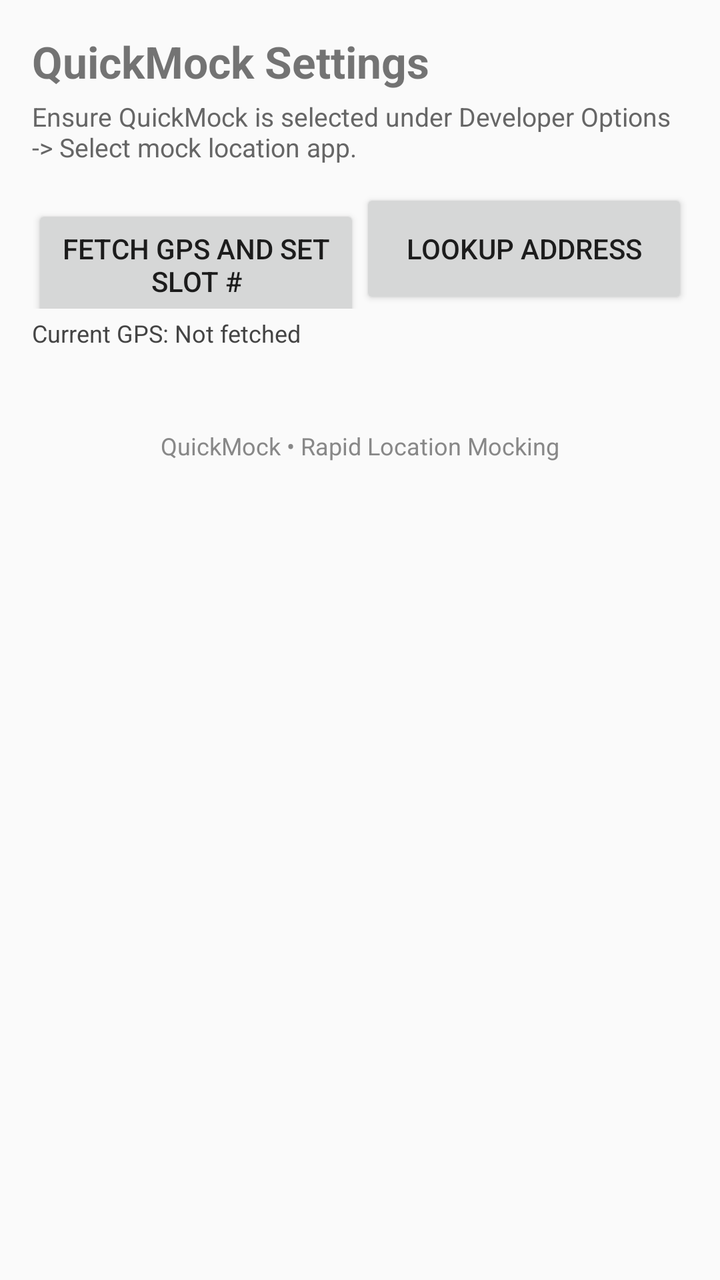
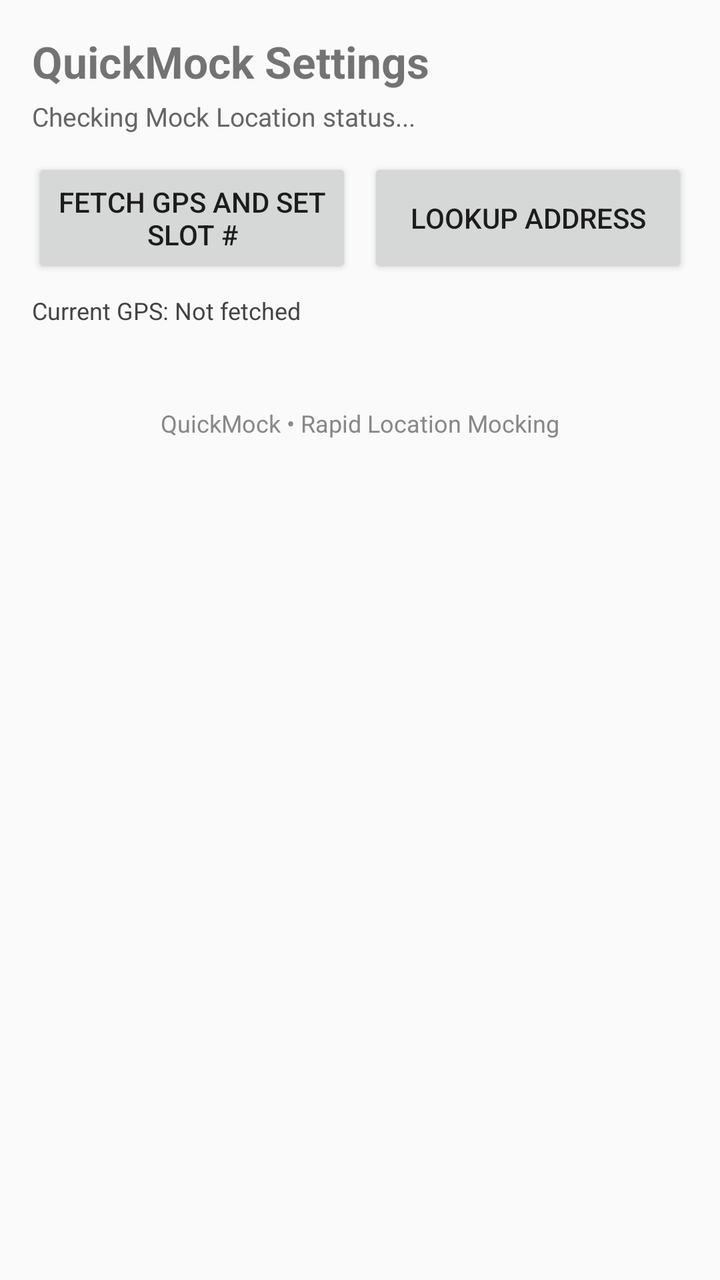

The first picture is an Android layout as it rendered before a commit; the second is the same layout after the commit. The layout source and the unified diff follow.
<!-- AndroidManifest.xml: application theme Theme.AppCompat.DayNight -->
<!-- res/layout/activity_main.xml -->
<?xml version="1.0" encoding="utf-8"?>
<ScrollView xmlns:android="http://schemas.android.com/apk/res/android"
    android:layout_width="match_parent"
    android:layout_height="match_parent"
    android:fillViewport="true">

    <LinearLayout
        android:layout_width="match_parent"
        android:layout_height="wrap_content"
        android:orientation="vertical"
        android:padding="16dp">

        <TextView
            android:layout_width="match_parent"
            android:layout_height="wrap_content"
            android:text="QuickMock Settings"
            android:textSize="22sp"
            android:textStyle="bold" />

        <TextView
            android:layout_width="match_parent"
            android:layout_height="wrap_content"
            android:layout_marginTop="4dp"
            android:layout_marginBottom="12dp"
            android:text="Ensure QuickMock is selected under Developer Options -> Select mock location app."
            android:textColor="#666666"
            android:textSize="13sp" />

        <LinearLayout
            android:layout_width="match_parent"
            android:layout_height="wrap_content"
            android:orientation="horizontal">

            <Button
                android:id="@+id/btn_get_current_loc_global"
                style="?android:attr/buttonStyleSmall"
                android:layout_width="0dp"
                android:layout_height="60dp"
                android:layout_weight="1"
                android:text="Fetch GPS and set slot #" />

            <Button
                android:id="@+id/btn_lookup_address"
                style="?android:attr/buttonStyleSmall"
                android:layout_width="0dp"
                android:layout_height="60dp"
                android:layout_weight="1"
                android:text="Lookup Address" />
        </LinearLayout>

        <TextView
            android:id="@+id/tv_current_coords"
            android:layout_width="match_parent"
            android:layout_height="wrap_content"
            android:layout_marginTop="4dp"
            android:layout_marginBottom="16dp"
            android:text="Current GPS: Not fetched"
            android:textColor="#444444"
            android:textSize="12sp" />

        <LinearLayout
            android:id="@+id/container_slots"
            android:layout_width="match_parent"
            android:layout_height="wrap_content"
            android:orientation="vertical" />

        <TextView
            android:layout_width="match_parent"
            android:layout_height="wrap_content"
            android:layout_marginTop="24dp"
            android:layout_marginBottom="16dp"
            android:gravity="center"
            android:text="QuickMock • Rapid Location Mocking"
            android:textColor="#888888"
            android:textSize="12sp" />

    </LinearLayout>
</ScrollView>
<!-- resources referenced by this layout -->
<resources>

</resources>

<!-- the commit's change to res/layout/activity_main.xml (unified diff, before → after) -->
@@ -18,24 +18,27 @@
             android:textStyle="bold" />
 
         <TextView
+            android:id="@+id/tv_mock_status"
             android:layout_width="match_parent"
             android:layout_height="wrap_content"
             android:layout_marginTop="4dp"
             android:layout_marginBottom="12dp"
-            android:text="Ensure QuickMock is selected under Developer Options -> Select mock location app."
+            android:text="Checking Mock Location status..."
             android:textColor="#666666"
             android:textSize="13sp" />
 
         <LinearLayout
             android:layout_width="match_parent"
-            android:layout_height="wrap_content"
+            android:layout_height="60dp"
+            android:gravity="center_vertical"
             android:orientation="horizontal">
 
             <Button
                 android:id="@+id/btn_get_current_loc_global"
                 style="?android:attr/buttonStyleSmall"
                 android:layout_width="0dp"
-                android:layout_height="60dp"
+                android:layout_height="match_parent"
+                android:layout_marginEnd="4dp"
                 android:layout_weight="1"
                 android:text="Fetch GPS and set slot #" />
 
@@ -43,7 +46,8 @@
                 android:id="@+id/btn_lookup_address"
                 style="?android:attr/buttonStyleSmall"
                 android:layout_width="0dp"
-                android:layout_height="60dp"
+                android:layout_height="match_parent"
+                android:layout_marginStart="4dp"
                 android:layout_weight="1"
                 android:text="Lookup Address" />
         </LinearLayout>
@@ -52,7 +56,7 @@
             android:id="@+id/tv_current_coords"
             android:layout_width="match_parent"
             android:layout_height="wrap_content"
-            android:layout_marginTop="4dp"
+            android:layout_marginTop="8dp"
             android:layout_marginBottom="16dp"
             android:text="Current GPS: Not fetched"
             android:textColor="#444444"
